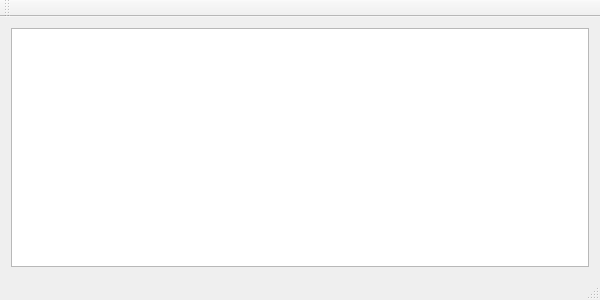
The window that filesystemmodel/mainwindow.ui (saibi/qt) describes before a commit, drawn with Qt 5.
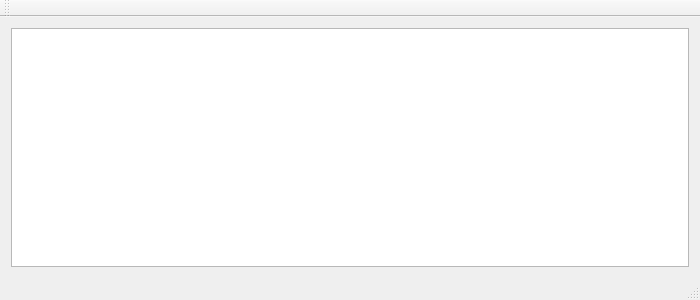
The same window after the commit.

Commit message: multi selection, save cwd,width

Patch:
```diff
--- a/filesystemmodel/mainwindow.ui
+++ b/filesystemmodel/mainwindow.ui
@@ -6,13 +6,13 @@
    <rect>
     <x>0</x>
     <y>0</y>
-    <width>600</width>
+    <width>700</width>
     <height>300</height>
    </rect>
   </property>
   <property name="minimumSize">
    <size>
-    <width>600</width>
+    <width>700</width>
     <height>0</height>
    </size>
   </property>
```
Left out of the diff: 14 changed lines with no effect on the pictures. The commit also changes 2 other files.
